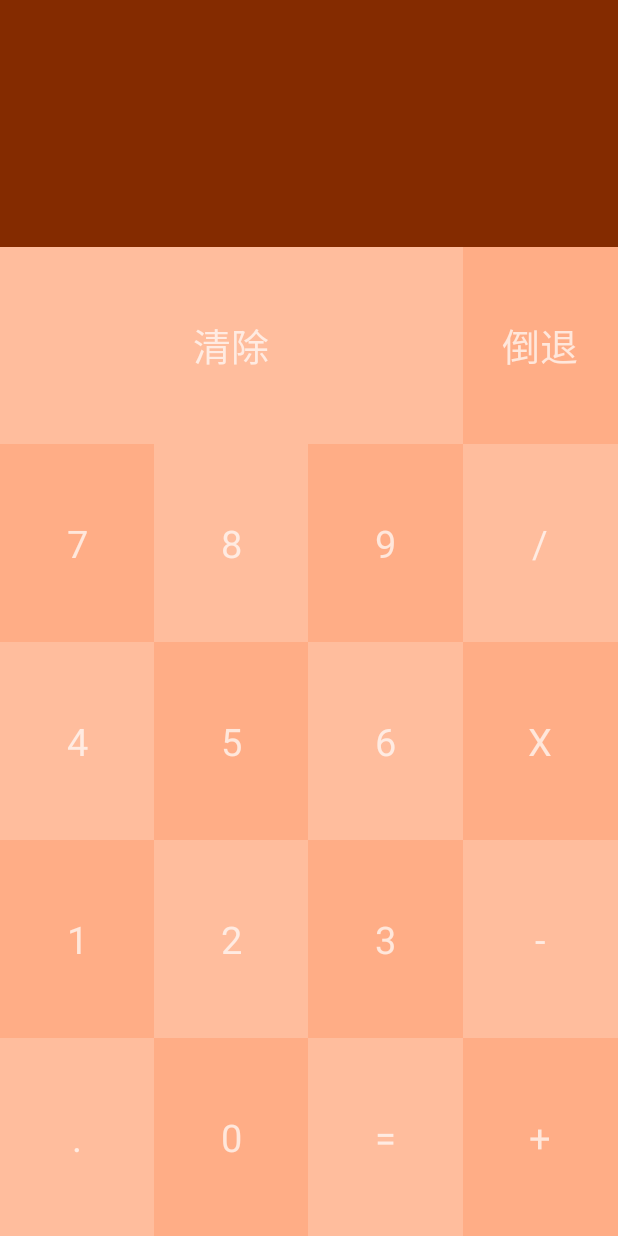
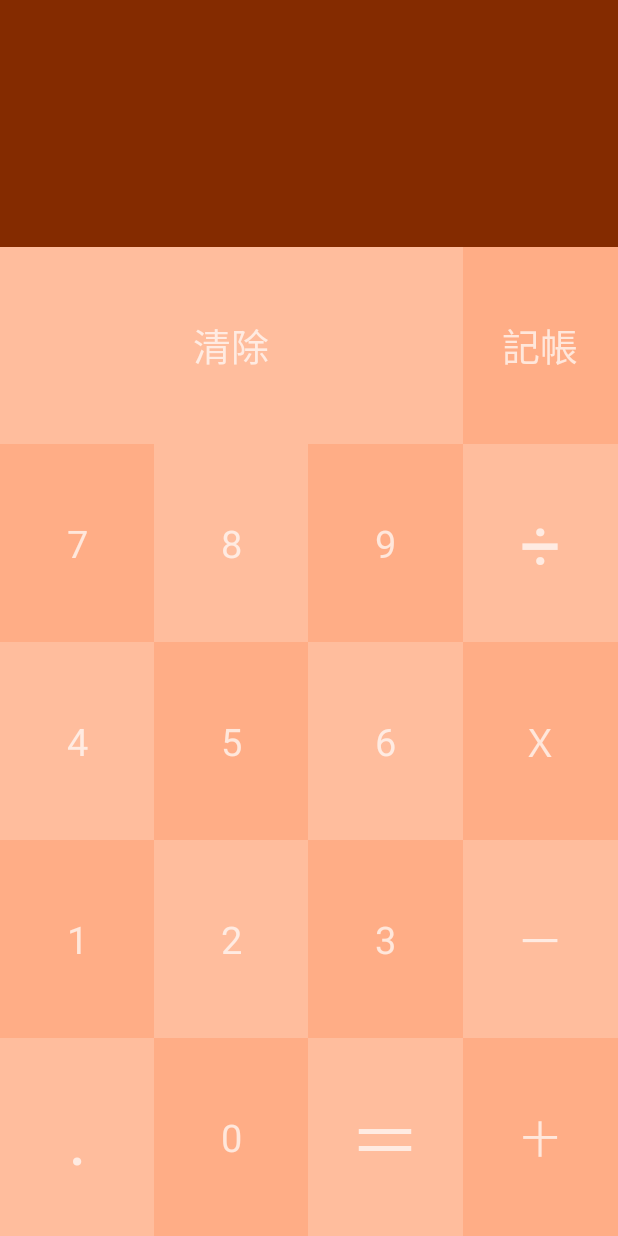
Before and after one commit to TWKiwi/AI_Wallet, an Android app: the ComputerActivity screen opened directly, with no data from a screen before it, on a phone screen of 412 x 824 dp. Run offline under Robolectric (Android 15) with nearby library versions, the phone set to English and light mode, and no system bars.

```diff
--- a/app/src/main/java/kiwi/ai_wallet/ComputerActivity.java
+++ b/app/src/main/java/kiwi/ai_wallet/ComputerActivity.java
@@ -52,7 +52,7 @@ public class ComputerActivity extends SmartbutlerActivity implements View.OnClic
         cptTextViewE = (TextView)findViewById(R.id.cptTextViewE);
         cptTextViewpoint = (TextView)findViewById(R.id.cptTextViewpoint);
         cptTextViewC = (TextView)findViewById(R.id.cptTextViewC);
-        cptTextViewB = (TextView)findViewById(R.id.cptTextViewＢ);
+        cptTextViewB = (TextView)findViewById(R.id.cptTextViewB);
 
 
     }
@@ -104,6 +104,10 @@ public class ComputerActivity extends SmartbutlerActivity implements View.OnClic
                 case R.id.cptTextViewD : Caculate(3 , Str_Value); break;
                 case R.id.cptTextViewE : Caculate(99 , Str_Value); break;
                 case R.id.cptTextViewC : totalNumText.setText("0"); break;
+                case R.id.cptTextViewB : Intent intent = new Intent(ComputerActivity.this,ChargeActivity.class);
+                                         startActivity(intent);
+                                         finish();
+                                         break;
 
             }
         }
--- a/app/src/main/res/layout/activity_computer.xml
+++ b/app/src/main/res/layout/activity_computer.xml
@@ -63,9 +63,9 @@
                 android:layout_weight="1"
                 android:gravity="center"
                 android:textSize="25sp"
-                android:text="倒退"
+                android:text="記帳"
                 android:background="#FFAD86"
-                android:id="@+id/cptTextViewＢ"
+                android:id="@+id/cptTextViewB"
                 android:onClick="onClick" />
         </TableRow>
         <TableRow
@@ -107,8 +107,8 @@
                 android:layout_height="match_parent"
                 android:layout_weight="1"
                 android:gravity="center"
-                android:textSize="25sp"
-                android:text="/"
+                android:textSize="48sp"
+                android:text="÷"
                 android:background="#FFBD9D"
                 android:id="@+id/cptTextViewD"
                 android:onClick="onClick" />
@@ -153,7 +153,7 @@
                 android:layout_weight="1"
                 android:gravity="center"
                 android:textSize="25sp"
-                android:text="X"
+                android:text="Ｘ"
                 android:background="#FFAD86"
                 android:id="@+id/cptTextViewM"
                 android:onClick="onClick" />
@@ -198,7 +198,7 @@
                 android:layout_weight="1"
                 android:gravity="center"
                 android:textSize="25sp"
-                android:text="-"
+                android:text="一"
                 android:background="#FFBD9D"
                 android:id="@+id/cptTextViewS"
                 android:onClick="onClick" />
@@ -212,7 +212,7 @@
                 android:layout_height="match_parent"
                 android:layout_weight="1"
                 android:gravity="center"
-                android:textSize="25sp"
+                android:textSize="48sp"
                 android:text="."
                 android:background="#FFBD9D"
                 android:id="@+id/cptTextViewpoint"
@@ -232,8 +232,8 @@
                 android:layout_height="match_parent"
                 android:layout_weight="1"
                 android:gravity="center"
-                android:textSize="25sp"
-                android:text="="
+                android:textSize="48sp"
+                android:text="＝"
                 android:background="#FFBD9D"
                 android:id="@+id/cptTextViewE"
                 android:onClick="onClick" />
@@ -243,7 +243,7 @@
                 android:layout_weight="1"
                 android:gravity="center"
                 android:textSize="25sp"
-                android:text="+"
+                android:text="十"
                 android:background="#FFAD86"
                 android:id="@+id/cptTextViewA"
                 android:onClick="onClick" />
```
Also changed, not shown: 1 other file.
